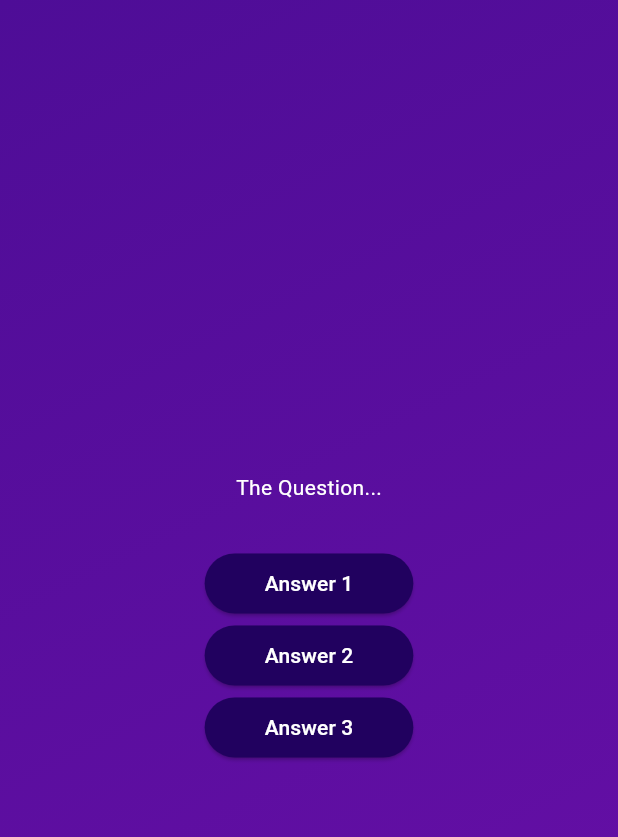
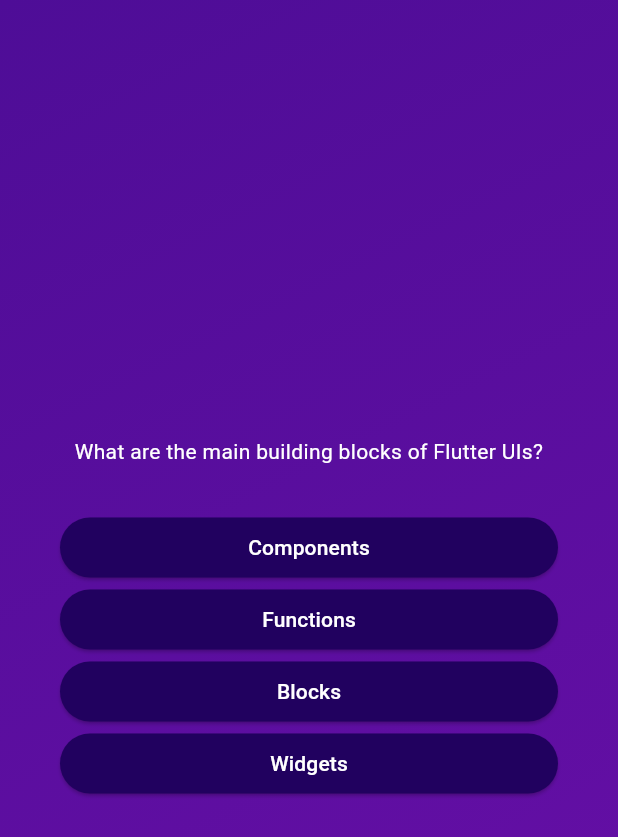
Before and after one commit to EmraanIqbal/quiz-app, a Flutter app: the screen it shows after launch, after a tap on "Start Quiz", on a phone screen of 412 x 824 dp. Shown: the top 837 px of the screen. Run offline on Flutter 3.47's test engine with Material 3 defaults, Android fonts, the phone set to English and light mode, and no system bars.

Commit message:
added the questions logic and mapping on screen

```diff
--- a/lib/models/quiz_questions.dart
+++ b/lib/models/quiz_questions.dart
@@ -3,4 +3,10 @@ class QuizQuestions {
 
   final String text;
   final List<String> answers;
+
+  List<String> getShuffledAnswers() {
+    final shuffledList = List.of(answers);
+    shuffledList.shuffle();
+    return shuffledList;
+  }
 }
--- a/lib/questions_screen.dart
+++ b/lib/questions_screen.dart
@@ -1,5 +1,6 @@
 import 'package:flutter/material.dart';
 import 'package:quiz_app/answer_button.dart';
+import 'package:quiz_app/data/questions.dart';
 
 class QuestionsScreen extends StatefulWidget {
   const QuestionsScreen({super.key});
@@ -14,22 +15,32 @@ class _QuestionsScreenState extends State<QuestionsScreen> {
 
   @override
   Widget build(BuildContext context) {
-    return SizedBox(
+    final currentQuestion = questions[0];
+    return Container(
+      margin: EdgeInsets.all(40),
+      child: SizedBox(
         width: double.infinity,
         child: Column(
           mainAxisAlignment: MainAxisAlignment.center,
+          crossAxisAlignment: CrossAxisAlignment.stretch,
           children: [
             Text(
-            "The Question...",
+              currentQuestion.text,
               style: TextStyle(color: Colors.white),
+              textAlign: TextAlign.center,
             ),
             SizedBox(
               height: 30,
             ),
-          AnswerButton(answerText: "Answer 1", onTap: () {}),
-          AnswerButton(answerText: "Answer 2", onTap: () {}),
-          AnswerButton(answerText: "Answer 3", onTap: () {}),
+            ...currentQuestion.getShuffledAnswers().map((answer) {
+              return AnswerButton(answerText: answer, onTap: () {});
+            }),
+            // AnswerButton(answerText: currentQuestion.answers[0], onTap: () {}),
+            // AnswerButton(answerText: currentQuestion.answers[1], onTap: () {}),
+            // AnswerButton(answerText: currentQuestion.answers[2], onTap: () {}),
+            // AnswerButton(answerText: currentQuestion.answers[3], onTap: () {}),
           ],
+        ),
       ),
     );
   }
```
Lines whose indentation alone changed are shown as unchanged.
